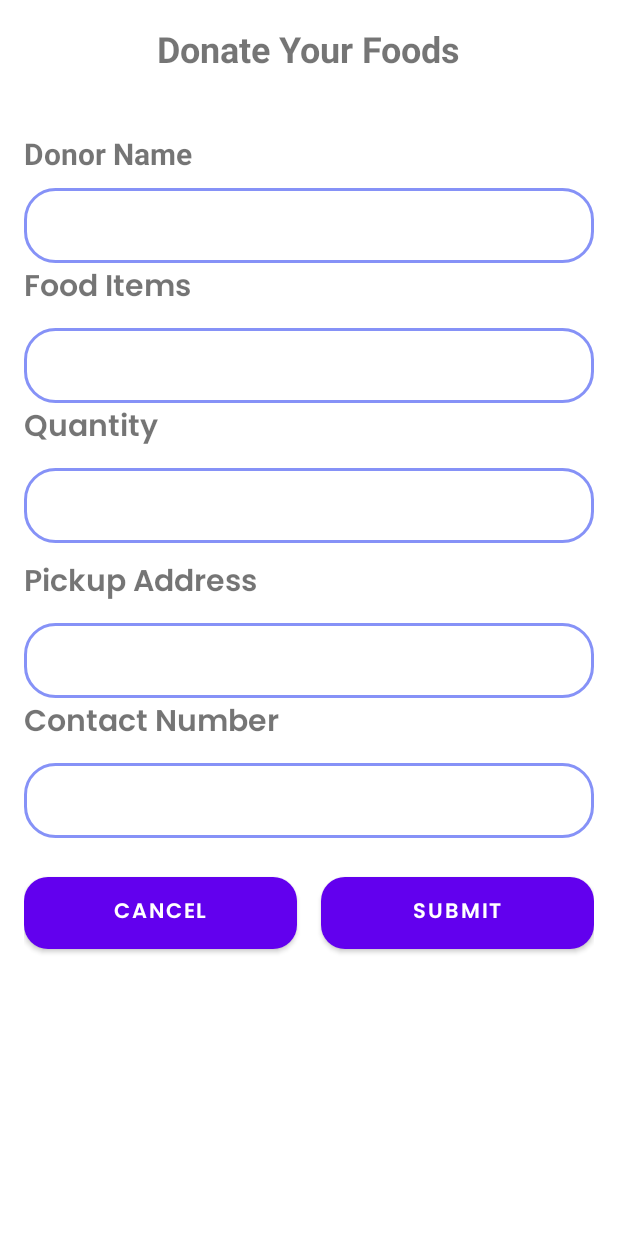
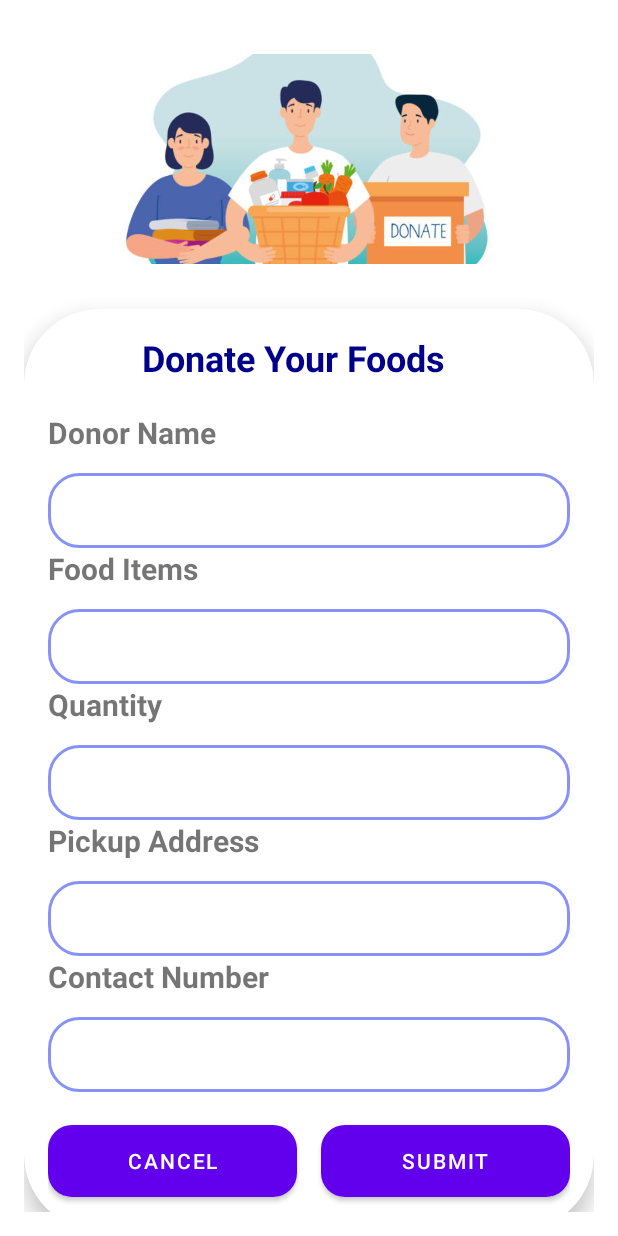
Before and after one commit to MithuN19/Zrero-Hunger-Mobile-Application, an Android app: the DonateActivity screen opened directly, with no data from a screen before it, on a phone screen of 412 x 824 dp. Run offline under Robolectric (Android 15) with nearby library versions, the phone set to English and light mode, and no system bars.

Commit message:
Updated DonateActivity layout with an image and card view for the form. Added a donate image to the drawable and created a rounded button XML for the search button.

```diff
--- a/app/src/main/java/com/example/zerohunger/DonateActivity.java
+++ b/app/src/main/java/com/example/zerohunger/DonateActivity.java
@@ -17,12 +17,12 @@ public class DonateActivity extends AppCompatActivity {
 
         // Initialize the UI elements
         TextInputEditText etFoodName = findViewById(R.id.et_food_name);
-        TextInputEditText etFoodItem = findViewById(R.id.et_fooditem);  // Fixed variable to match the ID in XML
+        TextInputEditText etFoodItem = findViewById(R.id.et_fooditem);
         TextInputEditText etQuantity = findViewById(R.id.et_quantity);
         TextInputEditText etPickupAddress = findViewById(R.id.et_pickup_address);
         TextInputEditText etContactNumber = findViewById(R.id.et_contact_number);
         MaterialButton btnSubmit = findViewById(R.id.btn_submit);
-        MaterialButton btnCancel = findViewById(R.id.btn_cancel);  // Cancel button initialization
+        MaterialButton btnCancel = findViewById(R.id.btn_cancel);
 
         // Handle submit button click
         btnSubmit.setOnClickListener(v -> {
--- /dev/null
+++ b/app/src/main/res/drawable/rounded_button.xml
@@ -0,0 +1,5 @@
+<?xml version="1.0" encoding="utf-8"?>
+<shape xmlns:android="http://schemas.android.com/apk/res/android">
+    <solid android:color="@android:color/holo_blue_light"/>
+    <corners android:radius="15dp"/> <!-- Adjust the radius for roundness -->
+</shape>
--- a/app/src/main/res/layout/activity_donate.xml
+++ b/app/src/main/res/layout/activity_donate.xml
@@ -1,6 +1,5 @@
 <?xml version="1.0" encoding="utf-8"?>
-<androidx.constraintlayout.widget.ConstraintLayout
-    xmlns:android="http://schemas.android.com/apk/res/android"
+<androidx.constraintlayout.widget.ConstraintLayout xmlns:android="http://schemas.android.com/apk/res/android"
     xmlns:app="http://schemas.android.com/apk/res-auto"
     xmlns:tools="http://schemas.android.com/tools"
     android:layout_width="match_parent"
@@ -8,46 +7,72 @@
     android:padding="16dp"
     tools:context=".DonateActivity">
 
+    <!-- Image at the top -->
+    <ImageView
+        android:id="@+id/image_view_top"
+        android:layout_width="276dp"
+        android:layout_height="140dp"
+        android:scaleType="centerCrop"
+        android:layout_marginTop="20dp"
+        android:src="@drawable/donateimage"
+        app:layout_constraintEnd_toEndOf="parent"
+        app:layout_constraintStart_toStartOf="parent"
+        app:layout_constraintTop_toTopOf="parent" />
+
+    <!-- CardView for the form -->
+    <androidx.cardview.widget.CardView
+        android:id="@+id/card_form"
+        android:layout_width="match_parent"
+        android:layout_height="wrap_content"
+        android:layout_marginTop="30dp"
+        app:cardCornerRadius="50dp"
+        app:cardElevation="8dp"
+        app:layout_constraintTop_toBottomOf="@id/image_view_top"
+        app:layout_constraintStart_toStartOf="parent"
+        app:layout_constraintEnd_toEndOf="parent">
+
+        <LinearLayout
+            android:layout_width="match_parent"
+            android:layout_height="wrap_content"
+            android:orientation="vertical"
+            android:padding="16dp">
+
             <!-- Title -->
             <TextView
                 android:id="@+id/tv_form_title"
-        android:layout_width="wrap_content"
+                android:layout_width="327dp"
                 android:layout_height="wrap_content"
                 android:text="Donate Your Foods"
+                android:textAlignment="center"
+                android:textColor="@color/dark_blue"
                 android:textSize="24sp"
                 android:textStyle="bold"
-        android:layout_marginBottom="16dp"
-        app:layout_constraintTop_toTopOf="parent"
+                app:layout_constraintEnd_toEndOf="parent"
                 app:layout_constraintStart_toStartOf="parent"
-        app:layout_constraintEnd_toEndOf="parent" />
+                app:layout_constraintTop_toTopOf="parent" />
 
             <!-- Food Name -->
             <TextView
                 android:id="@+id/tv_food_name"
                 android:layout_width="wrap_content"
                 android:layout_height="wrap_content"
-        android:layout_marginTop="40dp"
                 android:text="Donor Name"
+                android:layout_marginTop="20dp"
                 android:textSize="20sp"
-        android:textStyle="bold"
-        app:layout_constraintTop_toBottomOf="@id/tv_form_title"
-        app:layout_constraintStart_toStartOf="parent" />
+                android:textStyle="bold" />
 
             <com.google.android.material.textfield.TextInputLayout
                 android:id="@+id/til_food_name"
-        android:layout_width="0dp"
+                android:layout_width="match_parent"
                 android:layout_height="wrap_content"
-        android:layout_marginTop="4dp"
-        app:boxBackgroundMode="outline"
-        app:layout_constraintTop_toBottomOf="@id/tv_food_name"
-        app:layout_constraintStart_toStartOf="parent"
-        app:layout_constraintEnd_toEndOf="parent">
+                android:layout_marginTop="8dp"
+                app:boxBackgroundMode="outline">
 
                 <com.google.android.material.textfield.TextInputEditText
                     android:id="@+id/et_food_name"
                     android:layout_width="match_parent"
                     android:layout_height="50dp"
-            android:background="@drawable/edittext_bkg"/>
+                    android:background="@drawable/edittext_bkg" />
             </com.google.android.material.textfield.TextInputLayout>
 
             <!-- Food Items -->
@@ -56,21 +81,15 @@
                 android:layout_width="wrap_content"
                 android:layout_height="wrap_content"
                 android:text="Food Items"
-        android:textStyle="bold"
                 android:textSize="20sp"
-        android:fontFamily="@font/poppins_semibold"
-        app:layout_constraintTop_toBottomOf="@id/til_food_name"
-        app:layout_constraintStart_toStartOf="parent" />
+                android:textStyle="bold" />
 
             <com.google.android.material.textfield.TextInputLayout
                 android:id="@+id/til_fooditem"
-        android:layout_width="0dp"
+                android:layout_width="match_parent"
                 android:layout_height="wrap_content"
-        android:layout_marginTop="4dp"
-        app:boxBackgroundMode="outline"
-        app:layout_constraintTop_toBottomOf="@id/tv_fooditem"
-        app:layout_constraintStart_toStartOf="parent"
-        app:layout_constraintEnd_toEndOf="parent">
+                android:layout_marginTop="8dp"
+                app:boxBackgroundMode="outline">
 
                 <com.google.android.material.textfield.TextInputEditText
                     android:id="@+id/et_fooditem"
@@ -85,21 +104,15 @@
                 android:layout_width="wrap_content"
                 android:layout_height="wrap_content"
                 android:text="Quantity"
-        android:textStyle="bold"
                 android:textSize="20sp"
-        android:fontFamily="@font/poppins_semibold"
-        app:layout_constraintTop_toBottomOf="@id/til_fooditem"
-        app:layout_constraintStart_toStartOf="parent" />
+                android:textStyle="bold" />
 
             <com.google.android.material.textfield.TextInputLayout
                 android:id="@+id/til_quantity"
-        android:layout_width="0dp"
+                android:layout_width="match_parent"
                 android:layout_height="wrap_content"
-        android:layout_marginTop="4dp"
-        app:boxBackgroundMode="outline"
-        app:layout_constraintTop_toBottomOf="@id/tv_quantity"
-        app:layout_constraintStart_toStartOf="parent"
-        app:layout_constraintEnd_toEndOf="parent">
+                android:layout_marginTop="8dp"
+                app:boxBackgroundMode="outline">
 
                 <com.google.android.material.textfield.TextInputEditText
                     android:id="@+id/et_quantity"
@@ -113,23 +126,16 @@
                 android:id="@+id/tv_pickup_address"
                 android:layout_width="wrap_content"
                 android:layout_height="wrap_content"
-        android:layout_marginTop="10dp"
                 android:text="Pickup Address"
-        android:fontFamily="@font/poppins_semibold"
-        android:textStyle="bold"
                 android:textSize="20sp"
-        app:layout_constraintTop_toBottomOf="@id/til_quantity"
-        app:layout_constraintStart_toStartOf="parent" />
+                android:textStyle="bold" />
 
             <com.google.android.material.textfield.TextInputLayout
                 android:id="@+id/til_pickup_address"
-        android:layout_width="0dp"
+                android:layout_width="match_parent"
                 android:layout_height="wrap_content"
-        android:layout_marginTop="4dp"
-        app:boxBackgroundMode="outline"
-        app:layout_constraintTop_toBottomOf="@id/tv_pickup_address"
-        app:layout_constraintStart_toStartOf="parent"
-        app:layout_constraintEnd_toEndOf="parent">
+                android:layout_marginTop="8dp"
+                app:boxBackgroundMode="outline">
 
                 <com.google.android.material.textfield.TextInputEditText
                     android:id="@+id/et_pickup_address"
@@ -144,21 +150,15 @@
                 android:layout_width="wrap_content"
                 android:layout_height="wrap_content"
                 android:text="Contact Number"
-        android:textStyle="bold"
-        android:fontFamily="@font/poppins_semibold"
                 android:textSize="20sp"
-        app:layout_constraintTop_toBottomOf="@id/til_pickup_address"
-        app:layout_constraintStart_toStartOf="parent" />
+                android:textStyle="bold" />
 
             <com.google.android.material.textfield.TextInputLayout
                 android:id="@+id/til_contact_number"
-        android:layout_width="0dp"
+                android:layout_width="match_parent"
                 android:layout_height="wrap_content"
-        android:layout_marginTop="4dp"
-        app:boxBackgroundMode="outline"
-        app:layout_constraintTop_toBottomOf="@id/tv_contact_number"
-        app:layout_constraintStart_toStartOf="parent"
-        app:layout_constraintEnd_toEndOf="parent">
+                android:layout_marginTop="8dp"
+                app:boxBackgroundMode="outline">
 
                 <com.google.android.material.textfield.TextInputEditText
                     android:id="@+id/et_contact_number"
@@ -170,20 +170,15 @@
 
             <!-- Buttons -->
             <androidx.constraintlayout.widget.ConstraintLayout
-        android:layout_width="0dp"
+                android:layout_width="match_parent"
                 android:layout_height="wrap_content"
-        app:layout_constraintTop_toBottomOf="@id/til_contact_number"
-        app:layout_constraintStart_toStartOf="parent"
-        app:layout_constraintEnd_toEndOf="parent">
+                android:layout_marginTop="16dp">
 
                 <com.google.android.material.button.MaterialButton
                     android:id="@+id/btn_cancel"
                     android:layout_width="0dp"
                     android:layout_height="60dp"
                     android:layout_marginEnd="8dp"
-            android:layout_marginTop="20dp"
-            android:textStyle="bold"
-            android:fontFamily="@font/poppins_semibold"
                     android:text="Cancel"
                     app:layout_constraintEnd_toStartOf="@id/btn_submit"
                     app:layout_constraintStart_toStartOf="parent"
@@ -196,16 +191,15 @@
                     android:layout_width="0dp"
                     android:layout_height="60dp"
                     android:layout_marginStart="8dp"
-            android:layout_marginTop="20dp"
-            android:textStyle="bold"
-            android:fontFamily="@font/poppins_semibold"
                     android:text="Submit"
                     app:layout_constraintEnd_toEndOf="parent"
                     app:layout_constraintStart_toEndOf="@id/btn_cancel"
                     app:layout_constraintTop_toTopOf="parent"
                     app:cornerRadius="16dp"
                     app:backgroundTint="@color/purple_500" />
+            </androidx.constraintlayout.widget.ConstraintLayout>
+
+        </LinearLayout>
+    </androidx.cardview.widget.CardView>
 
 </androidx.constraintlayout.widget.ConstraintLayout>
-
-</androidx.constraintlayout.widget.ConstraintLayout>
--- a/app/src/main/res/layout/activity_food_map.xml
+++ b/app/src/main/res/layout/activity_food_map.xml
@@ -14,8 +14,9 @@
         android:layout_marginTop="30dp"
         android:fontFamily="@font/poppins_semibold"
         android:paddingBottom="10dp"
-        android:text="Food Map"
+        android:text="Find Location"
         android:textSize="26sp"
+        android:textColor="@color/dark_blue"
         android:textStyle="bold" />
 
     <!-- Search Bar -->
@@ -38,12 +39,15 @@
         <Button
             android:id="@+id/searchButton"
             android:layout_width="wrap_content"
-            android:layout_height="wrap_content"
+            android:layout_height="match_parent"
+            android:layout_marginStart="8dp"
+            android:backgroundTint="@android:color/holo_blue_light"
+            android:padding="10dp"
             android:text="Search"
-            android:layout_marginStart="8dp"
-            android:padding="10dp"
-            android:background="@android:color/holo_blue_light"
-            android:textColor="@android:color/white" />
+            android:fontFamily="@font/poppins_semibold"
+            android:textSize="11dp"
+            android:textColor="@android:color/white"
+            android:background="@drawable/rounded_button"/>
     </LinearLayout>
 
     <!-- WebView for OpenStreetMap -->
```
Also changed, not shown: app/src/main/res/drawable/donateimage.jpg (added). Lines whose indentation alone changed are shown as unchanged.
